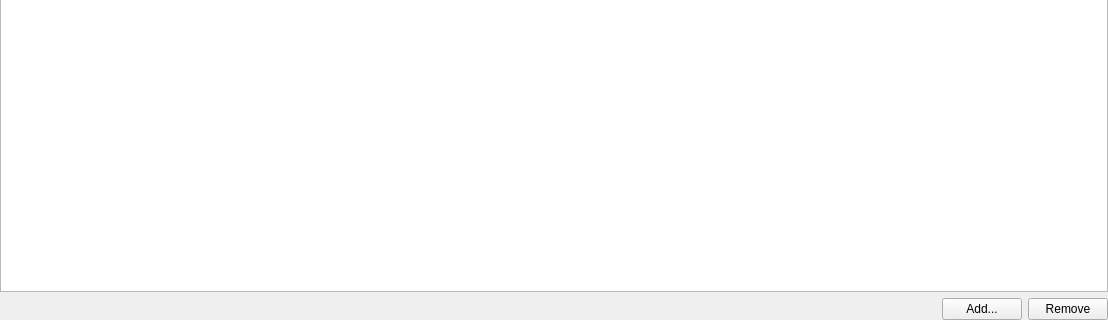
Above: src/plugins/poleemery/operationstab.ui from 0xd34df00d/leechcraft before the change; both pictures show x 0 to 1108 and y 221 to 541 of the 1108 by 541 pixel window. Below: the same form after it.
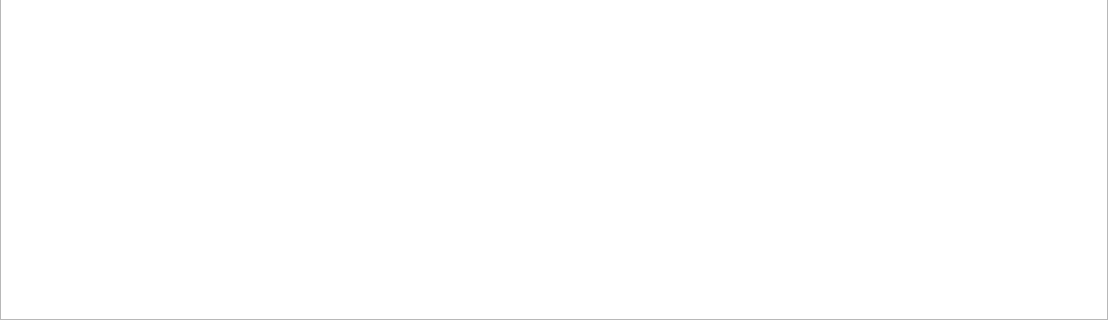
That is the form after the change. Icons and pictures are not drawn.

Commit message: PY: moved add/remove buttons to the toolbar.

Patch:
```diff
--- a/src/plugins/poleemery/operationstab.ui
+++ b/src/plugins/poleemery/operationstab.ui
@@ -24,49 +24,6 @@
      </property>
     </widget>
    </item>
-   <item>
-    <layout class="QHBoxLayout" name="horizontalLayout">
-     <item>
-      <spacer name="horizontalSpacer">
-       <property name="orientation">
-        <enum>Qt::Horizontal</enum>
-       </property>
-       <property name="sizeHint" stdset="0">
-        <size>
-         <width>40</width>
-         <height>20</height>
-        </size>
-       </property>
-      </spacer>
-     </item>
-     <item>
-      <widget class="QPushButton" name="Add_">
-       <property name="text">
-        <string>Add...</string>
-       </property>
-       <property name="icon">
-        <iconset theme="list-add"/>
-       </property>
-       <property name="shortcut">
-        <string>Ins</string>
-       </property>
-      </widget>
-     </item>
-     <item>
-      <widget class="QPushButton" name="Remove_">
-       <property name="text">
-        <string>Remove</string>
-       </property>
-       <property name="icon">
-        <iconset theme="list-remove"/>
-       </property>
-       <property name="shortcut">
-        <string>Del</string>
-       </property>
-      </widget>
-     </item>
-    </layout>
-   </item>
   </layout>
  </widget>
  <resources/>
```
The commit also changes 2 other files.
